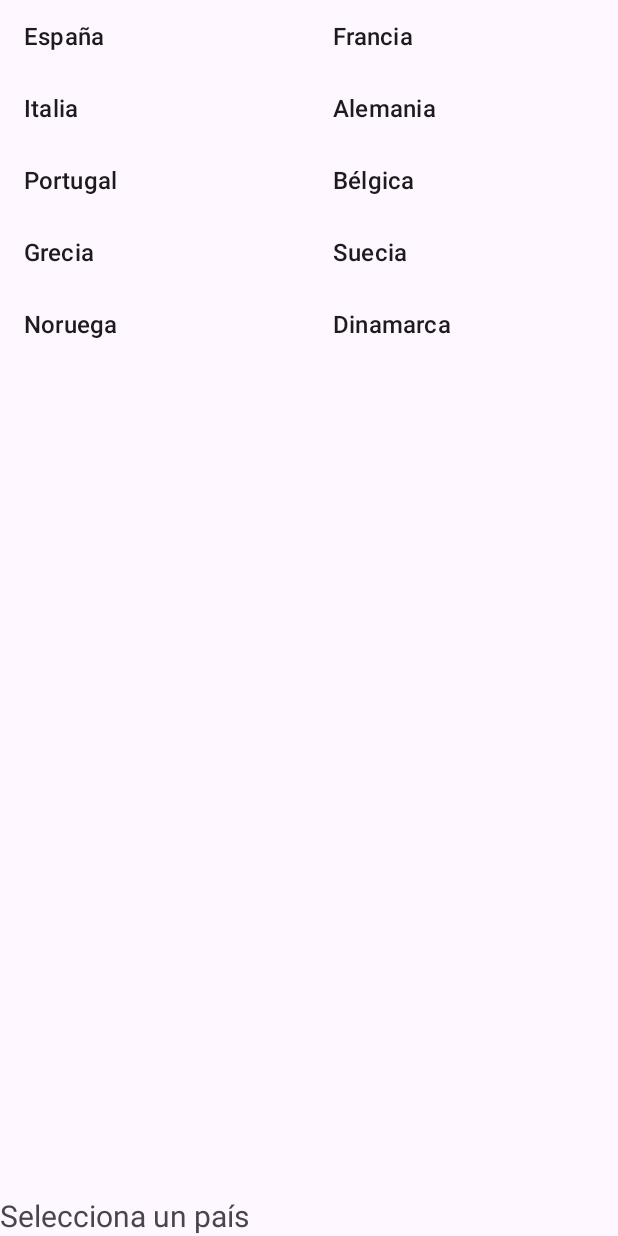
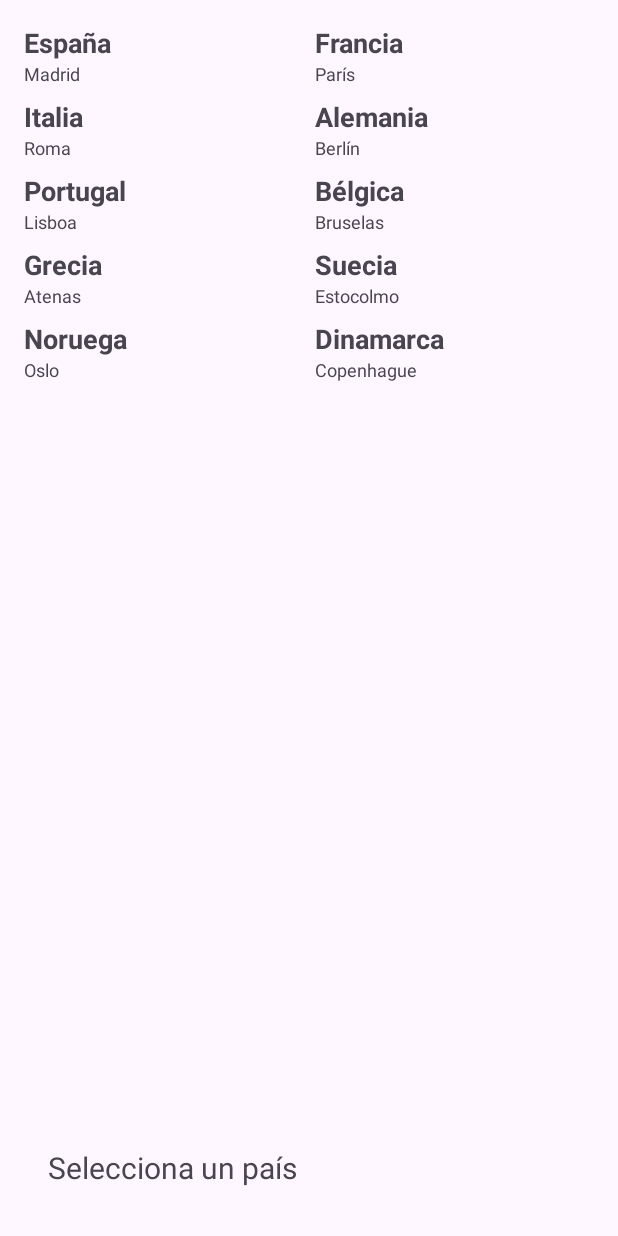
Before and after one commit to jiaxishan018/NUEVO_REPO, an Android app: the screen it shows after launch (MainActivity), on a phone screen of 412 x 824 dp. Run offline under Robolectric (Android 15) with nearby library versions, the phone set to English and light mode, and no system bars.

Commit message:
Trabajando con adaptadores

```diff
--- /dev/null
+++ b/Tema5ListadosyMens/app/src/main/java/com/example/tema5_listadosymens/Adaptador.java
@@ -0,0 +1,38 @@
+package com.example.tema5_listadosymens;
+
+import android.content.Context;
+import android.view.LayoutInflater;
+import android.view.View;
+import android.view.ViewGroup;
+import android.widget.ArrayAdapter;
+import android.widget.TextView;
+
+public class Adaptador extends ArrayAdapter<Datos> {
+
+    private Datos[] datos;
+
+    public Adaptador(Context context, Datos[] datos) {
+        super(context, R.layout.elemento, datos);
+        this.datos = datos;
+    }
+
+    @Override
+    public View getView(int position, View convertView, ViewGroup parent) {
+
+        // Obtener el LayoutInflater
+        LayoutInflater mostrador = LayoutInflater.from(getContext());
+
+        // Inflar el layout personalizado
+        View elemento = mostrador.inflate(R.layout.elemento, parent, false);
+
+        // Obtener referencias a los TextView
+        TextView text1 = elemento.findViewById(R.id.text1);
+        TextView text2 = elemento.findViewById(R.id.text2);
+
+        // Poner los datos
+        text1.setText(datos[position].getTexto1());
+        text2.setText(datos[position].getTexto2());
+
+        return elemento;
+    }
+}
--- /dev/null
+++ b/Tema5ListadosyMens/app/src/main/java/com/example/tema5_listadosymens/Datos.java
@@ -0,0 +1,16 @@
+package com.example.tema5_listadosymens;
+
+public class Datos {
+    private String texto1;
+    private String texto2;
+    public Datos(String text1, String text2){
+    texto1 = text1;
+    texto2 = text2;
+    }
+    public String getTexto1(){
+    return texto1;
+    }
+    public String getTexto2(){
+    return texto2;
+    }
+}
--- a/Tema5ListadosyMens/app/src/main/java/com/example/tema5_listadosymens/MainActivity.java
+++ b/Tema5ListadosyMens/app/src/main/java/com/example/tema5_listadosymens/MainActivity.java
@@ -3,7 +3,6 @@ package com.example.tema5_listadosymens;
 import android.os.Bundle;
 import android.view.View;
 import android.widget.AdapterView;
-import android.widget.ArrayAdapter;
 import android.widget.GridView;
 import android.widget.TextView;
 
@@ -19,16 +18,32 @@ public class MainActivity extends AppCompatActivity {
         GridView grid = findViewById(R.id.gridView);
         TextView texto = findViewById(R.id.textView);
 
-        String[] paises = {"España", "Francia", "Italia", "Alemania", "Portugal", "Bélgica", "Grecia", "Suecia", "Noruega", "Dinamarca"};
+        // Crear los datos
+        Datos[] datos = new Datos[]{
+                new Datos("España", "Madrid"),
+                new Datos("Francia", "París"),
+                new Datos("Italia", "Roma"),
+                new Datos("Alemania", "Berlín"),
+                new Datos("Portugal", "Lisboa"),
+                new Datos("Bélgica", "Bruselas"),
+                new Datos("Grecia", "Atenas"),
+                new Datos("Suecia", "Estocolmo"),
+                new Datos("Noruega", "Oslo"),
+                new Datos("Dinamarca", "Copenhague")
+        };
 
-        ArrayAdapter<String> adapter = new ArrayAdapter<>(this, android.R.layout.simple_list_item_1, paises);
+        // Crear el adaptador personalizado
+        Adaptador miAdaptador = new Adaptador(this, datos);
 
-        grid.setAdapter(adapter);
+        // Conectar el adaptador con el GridView
+        grid.setAdapter(miAdaptador);
 
+        // Detectar cuando pulsamos un elemento
         grid.setOnItemClickListener(new AdapterView.OnItemClickListener() {
+
             @Override
-            public void onItemClick(AdapterView<?> parent, View view, int position, long id) {
-                texto.setText(paises[position]);
+            public void onItemClick(AdapterView<?> parent, View view,int position, long id) {
+                texto.setText(datos[position].getTexto1());
             }
         });
     }
--- a/Tema5ListadosyMens/app/src/main/res/layout/activity_main.xml
+++ b/Tema5ListadosyMens/app/src/main/res/layout/activity_main.xml
@@ -1,21 +1,26 @@
 <?xml version="1.0" encoding="utf-8"?>
+
 <LinearLayout xmlns:android="http://schemas.android.com/apk/res/android"
     android:layout_width="match_parent"
     android:layout_height="match_parent"
-    android:orientation="vertical">
+    android:orientation="vertical"
+    android:padding="16dp">
 
     <GridView
         android:id="@+id/gridView"
         android:layout_width="match_parent"
         android:layout_height="0dp"
         android:layout_weight="1"
-        android:numColumns="2" />
+        android:numColumns="2"
+        android:horizontalSpacing="8dp"
+        android:verticalSpacing="8dp" />
 
     <TextView
         android:id="@+id/textView"
         android:layout_width="match_parent"
         android:layout_height="wrap_content"
         android:text="Selecciona un país"
-        android:textSize="20sp" />
+        android:textSize="20sp"
+        android:padding="16dp" />
 
 </LinearLayout>
--- /dev/null
+++ b/Tema5ListadosyMens/app/src/main/res/layout/elemento.xml
@@ -0,0 +1,21 @@
+<?xml version="1.0" encoding="utf-8"?>
+<LinearLayout
+    xmlns:android="http://schemas.android.com/apk/res/android"
+    android:layout_width="match_parent"
+    android:layout_height="match_parent"
+    android:orientation = "vertical">
+
+    <TextView
+        android:id="@+id/text1"
+        android:layout_width="match_parent"
+        android:layout_height="wrap_content"
+        android:textStyle="bold"
+        android:textSize="18sp" />
+
+    <TextView
+        android:id="@+id/text2"
+        android:layout_width="match_parent"
+        android:layout_height="wrap_content"
+        android:textSize="12sp"/>
+
+</LinearLayout>
```
Also changed, not shown: Tema5ListadosyMens/app/src/main/java/com/example/tema5_listadosymens/AdaptadorPais.java (added, +39 -0 lines), Tema5ListadosyMens/app/src/main/res/layout/item_pais.xml (added, +21 -0 lines).
